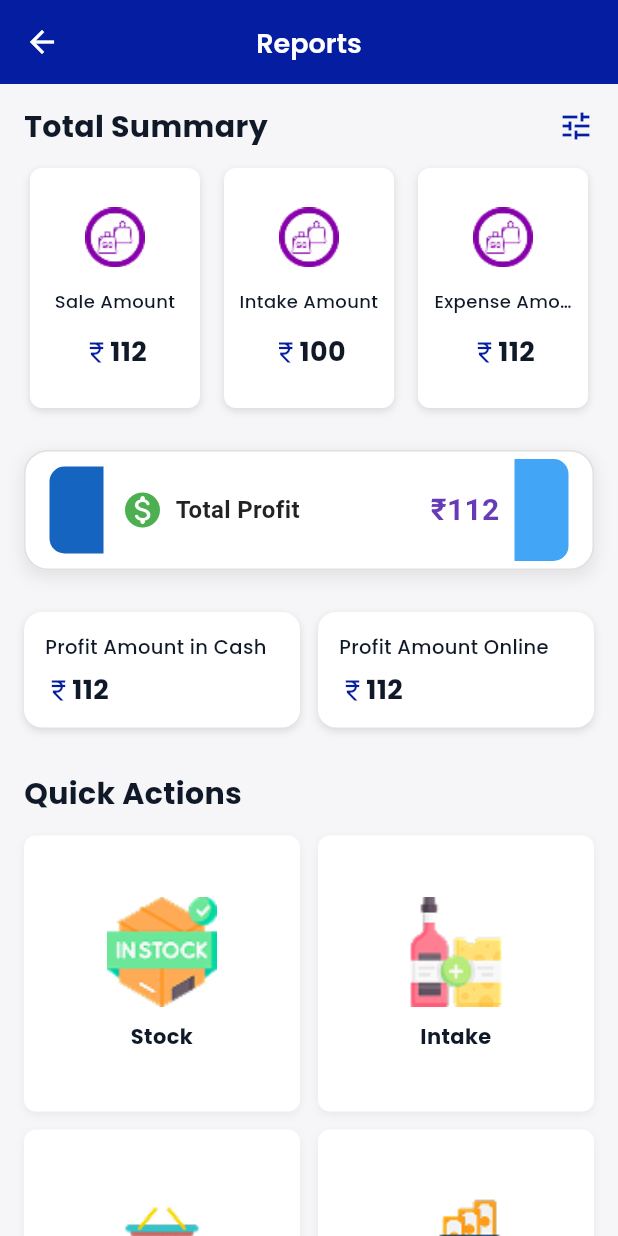
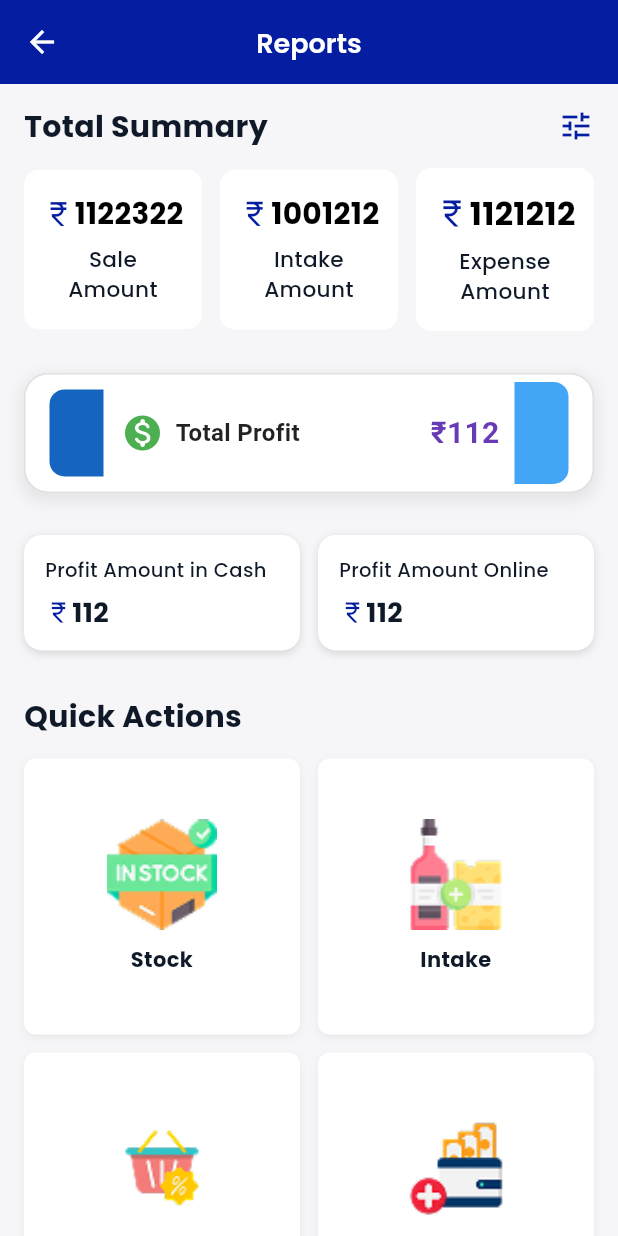
Before and after one commit to shayan5522/Sales-App, a Flutter app: the ReportsMainPage screen opened directly, on a phone screen of 412 x 824 dp. Run offline on Flutter 3.47's test engine with Material 3 defaults, Android fonts, the phone set to English and light mode, and no system bars; our stand-ins replace cloud_firestore, device_preview, firebase_auth, firebase_core, get, google_fonts and 2 more; accounts and stored records are empty.

Commit message:
widget correction latest push

```diff
--- a/lib/app/ui/screens/owner/Reports/report_main_page.dart
+++ b/lib/app/ui/screens/owner/Reports/report_main_page.dart
@@ -10,6 +10,7 @@
 import 'package:salesapp/app/ui/widgets/Admindashboard/dashboard_main-container.dart';
 import 'package:salesapp/app/ui/widgets/appbar.dart';
 
+import '../../../widgets/summarycard.dart';
 import 'Credit_Debit_Page.dart';
 import 'expense_report_page.dart';
 import 'intake_report.dart';
@@ -44,31 +45,20 @@
             Row(
               children: const [
                 Expanded(
-                  child: SalesCard(
-                    imagePath: "assets/images/sales.png",
-                    label: "Sale Amount",
-                    value: 112,
-                  ),
+                  child: SummaryCard(amount: "1122322", label: "Sale Amount"),
                 ),
-                SizedBox(width: 8),
+                SizedBox(width: 12),
                 Expanded(
-                  child: SalesCard(
-                    imagePath: "assets/images/sales.png",
-                    label: "Intake Amount",
-                    value: 100,
-                  ),
+                  child: SummaryCard(amount: "1001212", label: "Intake Amount"),
                 ),
-                SizedBox(width: 8),
+                SizedBox(width: 12),
                 Expanded(
-                  child: SalesCard(
-                    imagePath: "assets/images/sales.png",
-                    label: "Expense Amount",
-                    value: 112,
-                  ),
+                  child: SummaryCard(amount: "1121212", label: "Expense Amount"),
                 ),
               ],
             ),
-            const SizedBox(height: 16),
+
+            SizedBox(height: 16),
 
             // Total Profit Box (Custom design)
             Container(
--- a/lib/app/ui/screens/owner/dashboard/add_category/add_category_page.dart
+++ b/lib/app/ui/screens/owner/dashboard/add_category/add_category_page.dart
@@ -1,15 +1,11 @@
 import 'package:flutter/material.dart';
 import 'package:salesapp/app/themes/colors.dart';
-import 'package:salesapp/app/themes/styles.dart';
 import 'package:salesapp/app/ui/widgets/appbar.dart';
 import 'package:salesapp/app/ui/widgets/textfield.dart';
 import 'package:salesapp/app/ui/widgets/buttons.dart';
-
 class AddCategoryPage extends StatelessWidget {
   AddCategoryPage({super.key});
-
   final TextEditingController _categoryController = TextEditingController();
-
   @override
   Widget build(BuildContext context) {
     return Scaffold(
--- a/lib/app/ui/screens/owner/dashboard/owner_dashboard.dart
+++ b/lib/app/ui/screens/owner/dashboard/owner_dashboard.dart
@@ -1,10 +1,8 @@
 import 'package:flutter/material.dart';
 import 'package:get/get.dart';
-import 'package:salesapp/app/themes/colors.dart';
 import 'package:salesapp/app/themes/styles.dart';
 import 'package:salesapp/app/ui/screens/owner/dashboard/return_screen/return.dart';
 import 'package:salesapp/app/ui/widgets/datepicker.dart';
-import 'package:salesapp/app/ui/widgets/buttons.dart';
 import '../../../widgets/Admindashboard/dashboard_main-container.dart';
 import '../../../widgets/Admindashboard/earning_card.dart';
 import '../../../widgets/Admindashboard/gradient_action_card.dart';
--- a/lib/app/ui/screens/owner/settings/setting.dart
+++ b/lib/app/ui/screens/owner/settings/setting.dart
@@ -139,11 +139,11 @@
                   builder: (BuildContext context) {
                     return LogoutDialog(
                       onConfirm: () async {
-                        Get.back(); // Close the dialog
-                        await logoutUser(); // ✅ Call reusable logout function
+                        Get.back();
+                        await logoutUser();
                       },
                       onCancel: () {
-                        Get.back(); // Close the dialog
+                        Get.back();
                       },
                     );
                   },
--- a/lib/app/ui/widgets/summarycard.dart
+++ b/lib/app/ui/widgets/summarycard.dart
@@ -13,7 +13,7 @@
     final screenWidth = MediaQuery.of(context).size.width;
 
     return Container(
-      width: screenWidth * 0.25, // Responsive width
+      // Removed width: screenWidth * 0.25
       padding: EdgeInsets.symmetric(
         vertical: screenWidth * 0.04,
         horizontal: screenWidth * 0.03,
@@ -25,8 +25,8 @@
       child: Column(
         mainAxisSize: MainAxisSize.min,
         children: [
-          // Amount row with rupee icon and value
-          Row(
+          FittedBox(
+            child: Row(
               mainAxisAlignment: MainAxisAlignment.center,
               children: [
                 Icon(
@@ -44,8 +44,8 @@
                 ),
               ],
             ),
+          ),
           SizedBox(height: screenWidth * 0.02),
-          // Label below
           Text(
             label,
             style: AppTextStyles.subtitleSmall.copyWith(
--- a/lib/main.dart
+++ b/lib/main.dart
@@ -9,7 +9,6 @@
 
 Future<void> main() async {
   WidgetsFlutterBinding.ensureInitialized();
-
   await Firebase.initializeApp(options: DefaultFirebaseOptions.currentPlatform);
 
   runApp(const MyApp());
```
Also changed, not shown: lib/app/ui/screens/labour/labour_dashboard.dart (+4 -10 lines), lib/app/ui/screens/owner/Reports/intake_report.dart (+13 -13 lines). Lines whose indentation alone changed are shown as unchanged.
